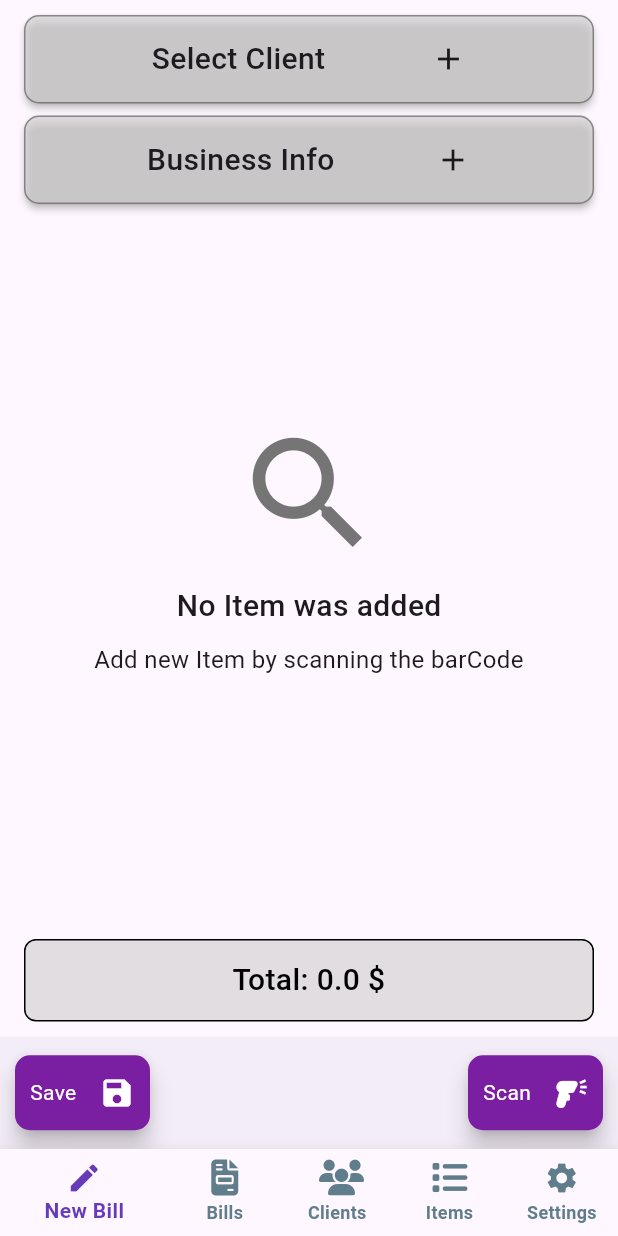
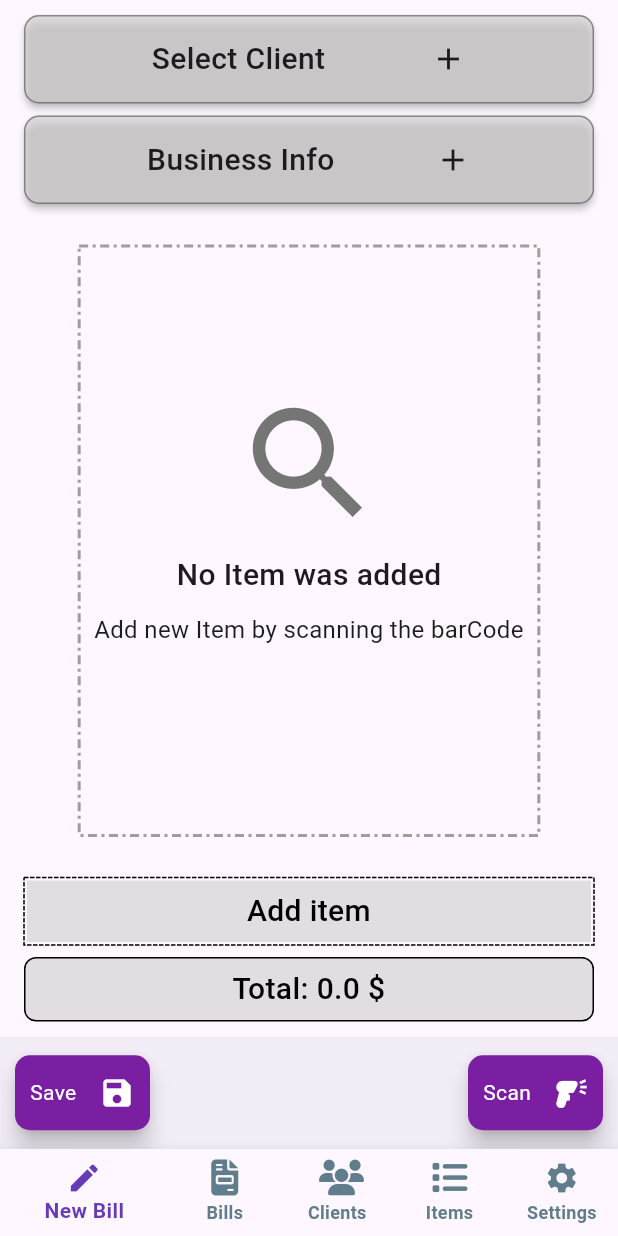
Before and after one commit to flowSar/easy_bill_flutter, a Flutter app: the BottomNavBar screen opened by its route, on a phone screen of 412 x 824 dp. Run offline on Flutter 3.47's test engine with Material 3 defaults, Android fonts, the phone set to English and light mode, and no system bars; drawn by our look-alikes of dotted_border; our stand-ins replace firebase_auth, firebase_core, firebase_database, font_awesome_flutter, go_router, open_file and 2 more; missing offline and left inert: async_preferences, simple_barcode_scanner; accounts and stored records are empty.

Commit message:
add the possibility add select item from the list of item without scannning its barcode

```diff
--- a/lib/components/bill_table_row.dart
+++ b/lib/components/bill_table_row.dart
@@ -1,7 +1,6 @@
 import 'package:flutter/material.dart';
 
 import '../constants/colors.dart';
-import '../constants/styles.dart';
 
 class BillTableRow extends StatelessWidget {
   final String product;
--- a/lib/components/empty.dart
+++ b/lib/components/empty.dart
@@ -1,6 +1,7 @@
 import 'package:easy_bill_flutter/components/custom_text_button.dart';
 import 'package:easy_bill_flutter/constants/styles.dart';
 import 'package:flutter/material.dart';
+import 'package:dotted_border/dotted_border.dart';
 
 class Empty extends StatelessWidget {
   final String title;
@@ -20,6 +21,12 @@ class Empty extends StatelessWidget {
   Widget build(BuildContext context) {
     return Padding(
       padding: EdgeInsets.symmetric(vertical: 20, horizontal: 15),
+      child: DottedBorder(
+        dashPattern: [6, 3, 2, 3],
+        color: Colors.grey,
+        radius: Radius.circular(20),
+        strokeWidth: 2,
+        padding: EdgeInsets.all(10),
         child: Column(
           spacing: 10,
           mainAxisAlignment: MainAxisAlignment.center,
@@ -49,6 +56,7 @@ class Empty extends StatelessWidget {
                   ),
           ],
         ),
+      ),
     );
   }
 }
--- a/lib/constants/g_constants.dart
+++ b/lib/constants/g_constants.dart
@@ -5,3 +5,8 @@ const kKeyTextType = TextInputType.text;
 const kKeyPhoneType = TextInputType.phone;
 const kKeyNumberType = TextInputType.number;
 const maxW = double.infinity;
+
+enum ScreenMode {
+  select, // select from the screen
+  navigate, // navigate to the screen
+}
--- a/lib/rounters/router.dart
+++ b/lib/rounters/router.dart
@@ -1,5 +1,7 @@
+import 'package:easy_bill_flutter/constants/g_constants.dart';
 import 'package:easy_bill_flutter/modules/bill.dart';
 import 'package:easy_bill_flutter/providers/auth_provider.dart';
+import 'package:easy_bill_flutter/screens/items/items_screen.dart';
 import 'package:easy_bill_flutter/screens/settings/about_screen.dart';
 import 'package:easy_bill_flutter/screens/bills/preview_bill_screen.dart';
 import 'package:easy_bill_flutter/screens/settings/business_screen.dart';
@@ -76,6 +78,17 @@ final GoRouter appRouter = GoRouter(
           },
         ),
         GoRoute(
+            path: 'itemsScreen',
+            builder: (BuildContext context, GoRouterState state) {
+              final ScreenMode? mode;
+              if (state.extra != null) {
+                mode = state.extra as ScreenMode;
+              } else {
+                mode = ScreenMode.navigate;
+              }
+              return ItemsScreen(mode: mode);
+            }),
+        GoRoute(
           path: 'newItemScreen',
           builder: (BuildContext context, GoRouterState state) {
             final Item? item;
@@ -118,16 +131,16 @@ final GoRouter appRouter = GoRouter(
           },
         ),
         GoRoute(
-          path: '/aboutScreen',
+          path: 'aboutScreen',
           builder: (BuildContext context, GoRouterState state) => AboutScreen(),
         ),
         GoRoute(
-          path: '/signatureScreen',
+          path: 'signatureScreen',
           builder: (BuildContext context, GoRouterState state) =>
               SignatureScreen(),
         ),
         GoRoute(
-          path: '/customerSupportScreen',
+          path: 'customerSupportScreen',
           builder: (BuildContext context, GoRouterState state) =>
               CustomerSupportScreen(),
         ),
--- a/lib/screens/bills/new_bill_screen.dart
+++ b/lib/screens/bills/new_bill_screen.dart
@@ -4,6 +4,7 @@ import 'package:easy_bill_flutter/components/custom_modal_Bottom_sheet.dart';
 import 'package:easy_bill_flutter/components/empty.dart';
 import 'package:easy_bill_flutter/components/error_dialog.dart';
 import 'package:easy_bill_flutter/components/selected_item_card.dart';
+import 'package:easy_bill_flutter/constants/g_constants.dart';
 import 'package:easy_bill_flutter/constants/styles.dart';
 import 'package:easy_bill_flutter/modules/bill.dart';
 import 'package:easy_bill_flutter/providers/settings_provider.dart';
@@ -20,6 +21,7 @@ import '../../modules/item.dart';
 import '../../providers/data_provider.dart';
 import 'package:intl/intl.dart';
 import '../items/new_item_screen.dart';
+import 'package:dotted_border/dotted_border.dart';
 
 var uuid = Uuid();
 
@@ -253,6 +255,41 @@ class _NewBillScreenState extends State<NewBillScreen> {
                         subTitle: 'Add new Item by scanning the barCode',
                       ),
               ),
+              InkWell(
+                onTap: () {
+                  context
+                      .push('/itemsScreen', extra: ScreenMode.select)
+                      .then((selectedItem) async {
+                    if (selectedItem != null) {
+                      Item item = selectedItem as Item;
+                      // print('item selected ${item.barCode}');
+                      barCode = item.barCode;
+                      Item? newItem = await displayBottomModal(item);
+                      // initialize the barcode
+
+                      if (newItem != null) {
+                        setState(() {
+                          selectedItems.add(newItem);
+                        });
+                      }
+                    }
+                  });
+                },
+                child: DottedBorder(
+                  child: Container(
+                    width: MediaQuery.of(context).size.width,
+                    color: greyLight,
+                    padding: EdgeInsets.symmetric(
+                      vertical: 6,
+                    ),
+                    child: Text(
+                      'Add item',
+                      style: kTextStyle2b.copyWith(color: Colors.black),
+                      textAlign: TextAlign.center,
+                    ),
+                  ),
+                ),
+              ),
               Container(
                 width: MediaQuery.of(context).size.width,
                 decoration: BoxDecoration(
@@ -261,7 +298,7 @@ class _NewBillScreenState extends State<NewBillScreen> {
                   borderRadius: BorderRadius.circular(8),
                 ),
                 padding: EdgeInsets.symmetric(
-                  vertical: 12,
+                  vertical: 6,
                 ),
                 child: Text(
                   'Total: $billTotal $currency',
--- a/lib/screens/bottom_nav_bar.dart
+++ b/lib/screens/bottom_nav_bar.dart
@@ -1,3 +1,4 @@
+import 'package:easy_bill_flutter/constants/g_constants.dart';
 import 'package:easy_bill_flutter/screens/clients/clients_screen.dart';
 import 'package:easy_bill_flutter/screens/items/items_screen.dart';
 import 'package:easy_bill_flutter/screens/settings/settings_screen.dart';
@@ -19,7 +20,9 @@ class _BottomNavBarState extends State<BottomNavBar> {
     NewBillScreen(),
     BillsScreen(),
     ClientsScreen(),
-    ItemsScreen(),
+    ItemsScreen(
+      mode: ScreenMode.navigate,
+    ),
     SettingsScreen(),
   ];
 
--- a/pubspec.yaml
+++ b/pubspec.yaml
@@ -51,6 +51,7 @@ dependencies:
   firebase_storage: ^12.4.0
   async_preferences: ^1.0.1
   url_launcher: ^6.3.1
+  dotted_border: ^2.1.0
 
 
 
```
Also changed, not shown: lib/screens/items/items_screen.dart (+14 -3 lines), pubspec.lock. Lines whose indentation alone changed are shown as unchanged.
